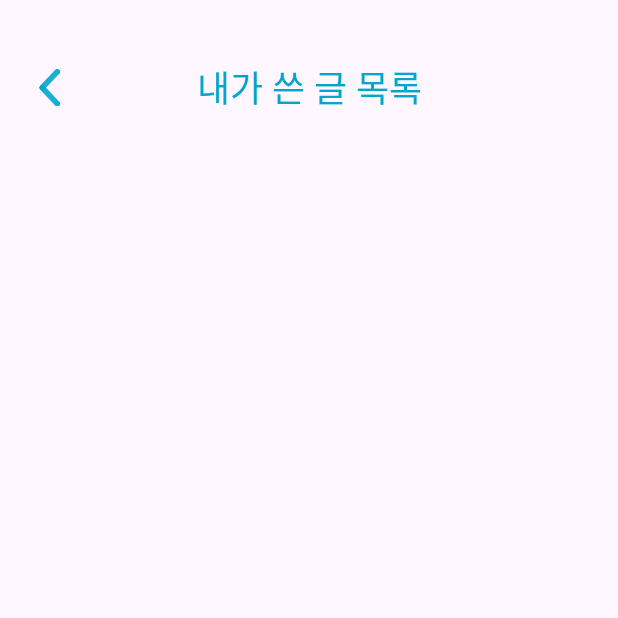
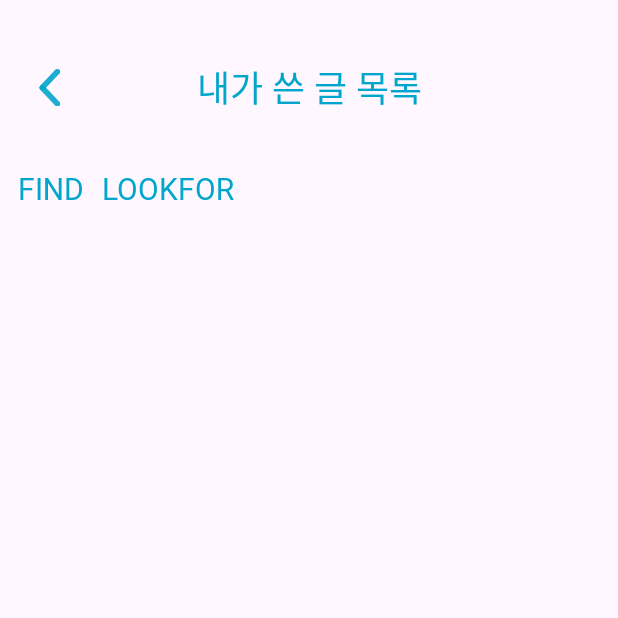
Before and after one commit to Find-ssu/find_ssu, an Android app: the UserWriteActivity screen opened directly, with no data from a screen before it, on a phone screen of 412 x 824 dp, the top half of it. Run offline under Robolectric (Android 15) with nearby library versions, the phone set to English and light mode, and no system bars; our stand-ins replace Firebase (no records; nobody signed in at launch, a user with empty details on screens opened directly), paging; libraries missing offline, so code that uses them is left out: com.firebase.ui.

Commit message:
내가 쓴 글 목록

```diff
--- a/app/src/main/AndroidManifest.xml
+++ b/app/src/main/AndroidManifest.xml
@@ -15,6 +15,12 @@
         android:supportsRtl="true"
         android:theme="@style/Theme.Find_ssu"
         tools:targetApi="31">
+        <activity
+            android:name=".UserWriteLookForActivity"
+            android:exported="false" />
+        <activity
+            android:name=".UserWriteFindActivity"
+            android:exported="false" />
         <activity
             android:name=".LookForFabClickActivity"
             android:exported="false" />
--- a/app/src/main/java/com/example/find_ssu/LookForPost.java
+++ b/app/src/main/java/com/example/find_ssu/LookForPost.java
@@ -1,6 +1,7 @@
 package com.example.find_ssu;
 
 import com.google.firebase.Timestamp;
+import com.google.firebase.auth.FirebaseAuth;
 import com.google.firebase.firestore.ServerTimestamp;
 
 public class LookForPost {
@@ -11,6 +12,7 @@ public class LookForPost {
     private String image;
     @ServerTimestamp
     private Timestamp timestamp; // server timestamp
+    private String uid;
 
     public LookForPost() {}
 
@@ -20,6 +22,7 @@ public class LookForPost {
         this.date = date;
         this.more = more;
         this.image = image;
+        this.uid= FirebaseAuth.getInstance().getCurrentUser().getUid();
     }
 
     public String getName() {
@@ -42,4 +45,5 @@ public class LookForPost {
     }
 
     public Timestamp getTimestamp() { return timestamp; }
+    public String getUid(){return uid;}
 }
--- a/app/src/main/java/com/example/find_ssu/UserWriteActivity.java
+++ b/app/src/main/java/com/example/find_ssu/UserWriteActivity.java
@@ -1,30 +1,98 @@
 package com.example.find_ssu;
 
+import androidx.annotation.NonNull;
 import androidx.appcompat.app.AppCompatActivity;
+import androidx.paging.PagingConfig;
+import androidx.recyclerview.widget.LinearLayoutManager;
+import androidx.recyclerview.widget.RecyclerView;
 
 import android.content.Intent;
 import android.os.Bundle;
+import android.util.Log;
+import android.view.LayoutInflater;
 import android.view.View;
+import android.view.ViewGroup;
 import android.widget.ImageButton;
+import android.widget.TextView;
+
+import com.example.find_ssu.databinding.ActivityUserWriteBinding;
+import com.example.find_ssu.databinding.ItemviewBinding;
+import com.firebase.ui.firestore.paging.FirestorePagingAdapter;
+import com.firebase.ui.firestore.paging.FirestorePagingOptions;
+import com.google.android.gms.tasks.OnCompleteListener;
+import com.google.android.gms.tasks.Task;
+import com.google.firebase.auth.FirebaseAuth;
+import com.google.firebase.firestore.FirebaseFirestore;
+import com.google.firebase.firestore.Query;
+import com.google.firebase.firestore.QueryDocumentSnapshot;
+import com.google.firebase.firestore.QuerySnapshot;
+
+import java.util.ArrayList;
+import java.util.List;
 
 public class UserWriteActivity extends AppCompatActivity {
+    ActivityUserWriteBinding binding;
+    private FirestorePagingAdapter<FindPost,FindPostViewHolder> adapter;
+    private FirebaseFirestore db;
+    private String uid=FirebaseAuth.getInstance().getCurrentUser().getUid();
+
 
     protected void onCreate(Bundle savedInstanceState) {
         super.onCreate(savedInstanceState);
-        setContentView(R.layout.activity_user_write); // 액티비티 레이아웃 설정
+        binding=ActivityUserWriteBinding.inflate(getLayoutInflater());
+        setContentView(binding.getRoot()); // 액티비티 레이아웃 설정
 
-        ImageButton backButton = findViewById(R.id.user_write_click_back_iv);
+        ImageButton backButton = binding.userWriteClickBackIv;
 
         backButton.setOnClickListener(new View.OnClickListener() {
             @Override
             public void onClick(View v) {
                 onBackPressed();
-
-//                // 화면 전환을 위한 액티비티 객체 생성
-//                Intent intent = new Intent(UserWriteActivity.this, MyPageFragment.class);
-//                startActivity(intent);
-//                finish(); // 이전 액티비티를 스택에서 제거하여 뒤로가기 버튼을 눌렀을 때 이전 화면이 나오지 않도록 함
             }
         });
+
+
+        TextView find=binding.userwriteFind;
+        find.setOnClickListener(new View.OnClickListener() {
+            @Override
+            public void onClick(View view) {
+                initializeCloudFirestore();
+                db.collection("FindPost").whereEqualTo("uid",uid).get().addOnCompleteListener(new OnCompleteListener<QuerySnapshot>() {
+                    @Override
+                    public void onComplete(@NonNull Task<QuerySnapshot> task) {
+                        if (task.isSuccessful()) {
+                            List<FindPost> dataList = new ArrayList<>();
+
+                            for (QueryDocumentSnapshot document : task.getResult()) {
+                                FindPost data = document.toObject(FindPost.class);
+                                dataList.add(data);
+                            }
+                            // 데이터를 받아온 후에 리스트로 관리하고 리사이클러뷰에 표시할 수 있는 작업을 수행합니다.
+                            displayDataInRecyclerView(dataList);
+                        }
+
+                    }
+                });
+
+            }
+        });
+        TextView lookfor=binding.userwriteLookfor;
+        lookfor.setOnClickListener(new View.OnClickListener() {
+            @Override
+            public void onClick(View view) {
+
+            }
+        });
+
+
+    }
+    private void displayDataInRecyclerView(List<FindPost> dataList) {
+        RecyclerView recyclerView = binding.userwriteRv;
+        UserwriteAdapter adapter = new UserwriteAdapter(dataList);
+        recyclerView.setLayoutManager(new LinearLayoutManager(this));
+        recyclerView.setAdapter(adapter);
+    }
+    private void initializeCloudFirestore() {
+        db = FirebaseFirestore.getInstance();
     }
 }
--- a/app/src/main/res/layout/activity_user_write.xml
+++ b/app/src/main/res/layout/activity_user_write.xml
@@ -43,14 +43,39 @@
             />
 
     </androidx.constraintlayout.widget.ConstraintLayout>
-
+    <TextView
+        android:id="@+id/userwrite_find"
+        android:layout_width="wrap_content"
+        android:layout_height="wrap_content"
+        android:layout_marginStart="12dp"
+        android:layout_marginTop="12dp"
+        android:clickable="true"
+        android:fontFamily="@font/pretendard_extra_bold"
+        android:text="FIND"
+        android:textColor="@color/blue"
+        android:textSize="20sp"
+        app:layout_constraintStart_toStartOf="parent"
+        app:layout_constraintTop_toBottomOf="@+id/user_write_const_top" />
+    <TextView
+        android:id="@+id/userwrite_lookfor"
+        android:layout_width="wrap_content"
+        android:layout_height="wrap_content"
+        android:layout_marginStart="12dp"
+        android:layout_marginTop="12dp"
+        android:clickable="true"
+        android:fontFamily="@font/pretendard_extra_bold"
+        android:text="LOOKFOR"
+        android:textColor="@color/blue"
+        android:textSize="20sp"
+        app:layout_constraintStart_toEndOf="@id/userwrite_find"
+        app:layout_constraintTop_toBottomOf="@+id/user_write_const_top" />
 
     <androidx.recyclerview.widget.RecyclerView
-        android:id="@+id/user_write_rv"
+        android:id="@+id/userwrite_rv"
         android:layout_width="match_parent"
         android:layout_height="0dp"
         android:scrollbars="vertical"
-        app:layout_constraintTop_toBottomOf="@id/user_write_const_top"
+        app:layout_constraintTop_toBottomOf="@id/userwrite_find"
         >
     </androidx.recyclerview.widget.RecyclerView>
 
--- a/app/src/main/res/layout/itemview_user_write.xml
+++ b/app/src/main/res/layout/itemview_user_write.xml
@@ -87,9 +87,9 @@
         android:background="#00FFFFFF"
         android:scaleType="fitCenter"
         android:src="@drawable/item_delete"
-        android:layout_marginStart="100dp"
         android:layout_marginTop="10dp"
-        app:layout_constraintStart_toEndOf="@id/item_user_write_name_tv"
+        android:layout_marginRight="50dp"
+        app:layout_constraintEnd_toEndOf="parent"
         app:layout_constraintTop_toTopOf="@id/item_user_write_name_tv"
         />
 
```
Also changed, not shown: app/src/main/java/com/example/find_ssu/FindPost.java (+6 -1 lines), app/src/main/java/com/example/find_ssu/UserwriteAdapter.java (added, +72 -0 lines), app/src/main/res/layout/activity_user_write_find.xml (added, +9 -0 lines), app/src/main/res/layout/activity_user_write_look_for.xml (added, +9 -0 lines).
